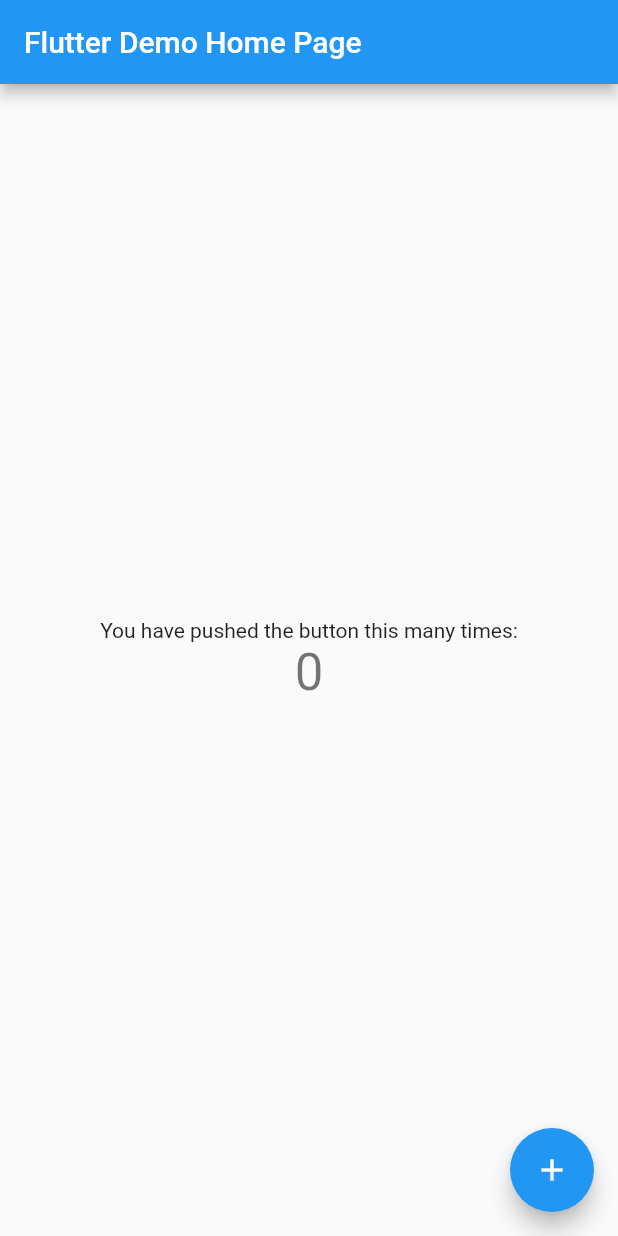
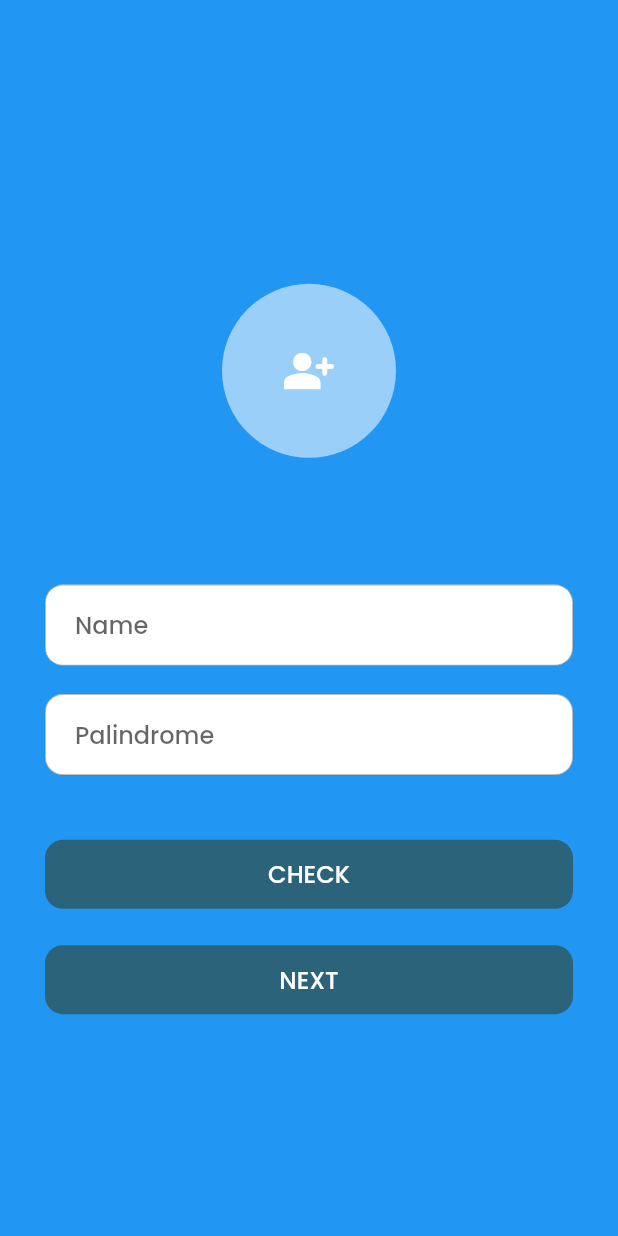
Before and after one commit to muhammad-rh/suitmedia_test_muhammad_ridho_harahap, a Flutter app: the screen it shows after launch, on a phone screen of 412 x 824 dp. Run offline on Flutter 3.47's test engine with Material 2 defaults, Android fonts, the light colour scheme and no system bars; our stand-ins replace google_fonts.

Commit message:
save first screen

```diff
--- a/lib/main.dart
+++ b/lib/main.dart
@@ -1,4 +1,5 @@
 import 'package:flutter/material.dart';
+import 'package:suitmedia_test_muhammad_ridho_harahap/screens/first_screen.dart';
 
 void main() {
   runApp(const MyApp());
@@ -7,109 +8,15 @@
 class MyApp extends StatelessWidget {
   const MyApp({Key? key}) : super(key: key);
 
-  // This widget is the root of your application.
   @override
   Widget build(BuildContext context) {
     return MaterialApp(
-      title: 'Flutter Demo',
+      debugShowCheckedModeBanner: false,
+      title: 'Palindrome App',
       theme: ThemeData(
-        // This is the theme of your application.
-        //
-        // Try running your application with "flutter run". You'll see the
-        // application has a blue toolbar. Then, without quitting the app, try
-        // changing the primarySwatch below to Colors.green and then invoke
-        // "hot reload" (press "r" in the console where you ran "flutter run",
-        // or simply save your changes to "hot reload" in a Flutter IDE).
-        // Notice that the counter didn't reset back to zero; the application
-        // is not restarted.
         primarySwatch: Colors.blue,
       ),
-      home: const MyHomePage(title: 'Flutter Demo Home Page'),
+      home: const FirstScreen(),
     );
   }
 }
-
-class MyHomePage extends StatefulWidget {
-  const MyHomePage({Key? key, required this.title}) : super(key: key);
-
-  // This widget is the home page of your application. It is stateful, meaning
-  // that it has a State object (defined below) that contains fields that affect
-  // how it looks.
-
-  // This class is the configuration for the state. It holds the values (in this
-  // case the title) provided by the parent (in this case the App widget) and
-  // used by the build method of the State. Fields in a Widget subclass are
-  // always marked "final".
-
-  final String title;
-
-  @override
-  State<MyHomePage> createState() => _MyHomePageState();
-}
-
-class _MyHomePageState extends State<MyHomePage> {
-  int _counter = 0;
-
-  void _incrementCounter() {
-    setState(() {
-      // This call to setState tells the Flutter framework that something has
-      // changed in this State, which causes it to rerun the build method below
-      // so that the display can reflect the updated values. If we changed
-      // _counter without calling setState(), then the build method would not be
-      // called again, and so nothing would appear to happen.
-      _counter++;
-    });
-  }
-
-  @override
-  Widget build(BuildContext context) {
-    // This method is rerun every time setState is called, for instance as done
-    // by the _incrementCounter method above.
-    //
-    // The Flutter framework has been optimized to make rerunning build methods
-    // fast, so that you can just rebuild anything that needs updating rather
-    // than having to individually change instances of widgets.
-    return Scaffold(
-      appBar: AppBar(
-        // Here we take the value from the MyHomePage object that was created by
-        // the App.build method, and use it to set our appbar title.
-        title: Text(widget.title),
-      ),
-      body: Center(
-        // Center is a layout widget. It takes a single child and positions it
-        // in the middle of the parent.
-        child: Column(
-          // Column is also a layout widget. It takes a list of children and
-          // arranges them vertically. By default, it sizes itself to fit its
-          // children horizontally, and tries to be as tall as its parent.
-          //
-          // Invoke "debug painting" (press "p" in the console, choose the
-          // "Toggle Debug Paint" action from the Flutter Inspector in Android
-          // Studio, or the "Toggle Debug Paint" command in Visual Studio Code)
-          // to see the wireframe for each widget.
-          //
-          // Column has various properties to control how it sizes itself and
-          // how it positions its children. Here we use mainAxisAlignment to
-          // center the children vertically; the main axis here is the vertical
-          // axis because Columns are vertical (the cross axis would be
-          // horizontal).
-          mainAxisAlignment: MainAxisAlignment.center,
-          children: <Widget>[
-            const Text(
-              'You have pushed the button this many times:',
-            ),
-            Text(
-              '$_counter',
-              style: Theme.of(context).textTheme.headline4,
-            ),
-          ],
-        ),
-      ),
-      floatingActionButton: FloatingActionButton(
-        onPressed: _incrementCounter,
-        tooltip: 'Increment',
-        child: const Icon(Icons.add),
-      ), // This trailing comma makes auto-formatting nicer for build methods.
-    );
-  }
-}
--- /dev/null
+++ b/lib/screens/first_screen.dart
@@ -0,0 +1,112 @@
+import 'package:flutter/material.dart';
+import 'package:suitmedia_test_muhammad_ridho_harahap/shared/constant.dart';
+import 'package:suitmedia_test_muhammad_ridho_harahap/widgets/button_primary.dart';
+import 'package:suitmedia_test_muhammad_ridho_harahap/widgets/input_text_field.dart';
+
+class FirstScreen extends StatefulWidget {
+  const FirstScreen({Key? key}) : super(key: key);
+
+  @override
+  State<FirstScreen> createState() => _FirstScreenState();
+}
+
+class _FirstScreenState extends State<FirstScreen> {
+  final formKey = GlobalKey<FormState>();
+  final nameController = TextEditingController();
+  final palindromeController = TextEditingController();
+
+  @override
+  void dispose() {
+    nameController.dispose();
+    palindromeController.dispose();
+    super.dispose();
+  }
+
+  @override
+  Widget build(BuildContext context) {
+    var mediaQueryData = MediaQuery.of(context);
+    var height = mediaQueryData.size.height;
+    var width = mediaQueryData.size.width;
+    return Scaffold(
+      backgroundColor: Colors.blue,
+      body: Center(
+        child: SingleChildScrollView(
+          padding: const EdgeInsets.all(30.0),
+          child: Column(
+            mainAxisAlignment: MainAxisAlignment.center,
+            crossAxisAlignment: CrossAxisAlignment.center,
+            children: [
+              SizedBox(
+                height: height * 0.3,
+                child: const CircleAvatar(
+                  radius: 58,
+                  backgroundColor: Colors.white54,
+                  child: Icon(
+                    Icons.person_add_alt_rounded,
+                    size: 36,
+                    color: Colors.white,
+                  ),
+                ),
+              ),
+              SizedBox(
+                height: height * 0.2,
+                child: Form(
+                  key: formKey,
+                  child: Column(
+                    mainAxisAlignment: MainAxisAlignment.spaceEvenly,
+                    crossAxisAlignment: CrossAxisAlignment.center,
+                    children: [
+                      InputTextField(
+                        controller: nameController,
+                        hintText: 'Name',
+                        validator: (value) {
+                          if (value!.isEmpty) {
+                            return ("Enter your name please!");
+                          }
+                          return null;
+                        },
+                      ),
+                      InputTextField(
+                        controller: palindromeController,
+                        hintText: 'Palindrome',
+                        validator: (value) {
+                          if (value!.isEmpty) {
+                            return ("Enter something please!");
+                          }
+                          return null;
+                        },
+                      ),
+                    ],
+                  ),
+                ),
+              ),
+              SizedBox(
+                height: height * 0.2,
+                child: Column(
+                  mainAxisAlignment: MainAxisAlignment.spaceEvenly,
+                  crossAxisAlignment: CrossAxisAlignment.center,
+                  children: [
+                    ButtonPrimary(
+                      label: 'CHECK',
+                      size: 16,
+                      fontWeight: FontWeight.w500,
+                      width: width,
+                      onPressed: () {},
+                    ),
+                    ButtonPrimary(
+                      label: 'NEXT',
+                      size: 16,
+                      fontWeight: FontWeight.w500,
+                      width: width,
+                      onPressed: () {},
+                    ),
+                  ],
+                ),
+              ),
+            ],
+          ),
+        ),
+      ),
+    );
+  }
+}
--- /dev/null
+++ b/lib/shared/constant.dart
@@ -0,0 +1,24 @@
+import 'package:flutter/material.dart';
+import 'package:google_fonts/google_fonts.dart';
+
+const Color primaryColor = Color(0xFF2B637B);
+const Color secondaryColor = Color(0xFFE2E3E4);
+
+Text textPoppins(var label, double size, Color color, FontWeight fontWeight) {
+  return Text(
+    label,
+    style: stylePoppins(
+      size,
+      color,
+      fontWeight,
+    ),
+  );
+}
+
+TextStyle stylePoppins(double size, Color color, FontWeight fontWeight) {
+  return GoogleFonts.poppins(
+    fontWeight: fontWeight,
+    fontSize: size,
+    color: color,
+  );
+}
--- /dev/null
+++ b/lib/widgets/button_primary.dart
@@ -0,0 +1,44 @@
+import 'package:flutter/material.dart';
+import 'package:suitmedia_test_muhammad_ridho_harahap/shared/constant.dart';
+
+class ButtonPrimary extends StatelessWidget {
+  final String label;
+  final double size;
+  final FontWeight fontWeight;
+  final double width;
+  final Function() onPressed;
+
+  const ButtonPrimary({
+    Key? key,
+    required this.label,
+    required this.size,
+    required this.fontWeight,
+    required this.width,
+    required this.onPressed,
+  }) : super(key: key);
+
+  @override
+  Widget build(BuildContext context) {
+    return SizedBox(
+      width: width,
+      height: 46,
+      child: TextButton(
+        style: ButtonStyle(
+          backgroundColor: MaterialStateProperty.all<Color>(primaryColor),
+          shape: MaterialStateProperty.all<RoundedRectangleBorder>(
+            RoundedRectangleBorder(
+              borderRadius: BorderRadius.circular(12),
+            ),
+          ),
+        ),
+        onPressed: onPressed,
+        child: textPoppins(
+          label,
+          size,
+          Colors.white,
+          fontWeight,
+        ),
+      ),
+    );
+  }
+}
--- /dev/null
+++ b/lib/widgets/input_text_field.dart
@@ -0,0 +1,64 @@
+import 'package:flutter/material.dart';
+import 'package:suitmedia_test_muhammad_ridho_harahap/shared/constant.dart';
+
+class InputTextField extends StatelessWidget {
+  const InputTextField({
+    Key? key,
+    required this.controller,
+    required this.hintText,
+    required this.validator,
+  }) : super(key: key);
+
+  final TextEditingController controller;
+  final String hintText;
+  final String? Function(String?)? validator;
+
+  @override
+  Widget build(BuildContext context) {
+    return TextFormField(
+      autofocus: false,
+      controller: controller,
+      keyboardType: TextInputType.emailAddress,
+      validator: validator,
+      onSaved: (value) {
+        controller.text = value!;
+      },
+      textInputAction: TextInputAction.next,
+      style: stylePoppins(
+        16,
+        const Color.fromRGBO(104, 103, 119, 0.36),
+        FontWeight.w500,
+      ),
+      decoration: InputDecoration(
+        contentPadding: const EdgeInsets.fromLTRB(20, 15, 20, 15),
+        hintText: hintText,
+        filled: true,
+        fillColor: Colors.white,
+        labelStyle: const TextStyle(
+          color: Colors.black54,
+        ),
+        border: OutlineInputBorder(
+          borderRadius: BorderRadius.circular(12),
+          borderSide: const BorderSide(
+            color: Colors.black38,
+            width: 0.5,
+          ),
+        ),
+        enabledBorder: OutlineInputBorder(
+          borderRadius: BorderRadius.circular(12),
+          borderSide: const BorderSide(
+            color: Colors.black38,
+            width: 0.5,
+          ),
+        ),
+        focusedBorder: OutlineInputBorder(
+          borderRadius: BorderRadius.circular(12),
+          borderSide: const BorderSide(
+            color: Colors.black38,
+            width: 0.5,
+          ),
+        ),
+      ),
+    );
+  }
+}
--- a/pubspec.yaml
+++ b/pubspec.yaml
@@ -34,6 +34,7 @@
   # The following adds the Cupertino Icons font to your application.
   # Use with the CupertinoIcons class for iOS style icons.
   cupertino_icons: ^1.0.2
+  google_fonts: ^3.0.1
 
 dev_dependencies:
   flutter_test:
```
Also changed, not shown: lib/screens/second_screen.dart (added), lib/screens/third_screen.dart (added), pubspec.lock, 1 other file.
